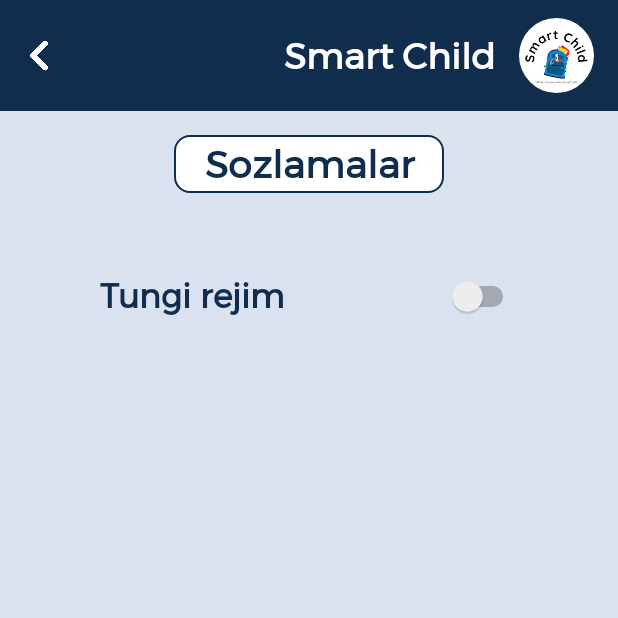
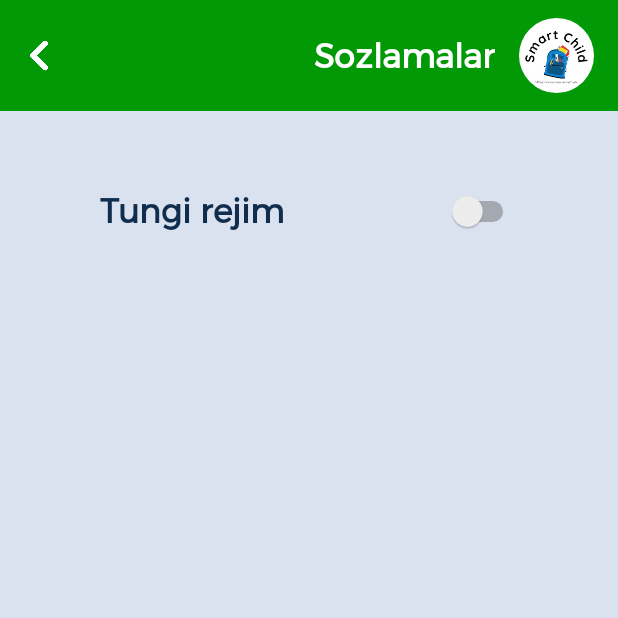
Before and after one commit to JasurbekRuzimov/SmartChild, an Android app: the Settings_activity screen opened directly, with no data from a screen before it, on a phone screen of 412 x 824 dp, the top half of it. Run offline under Robolectric (Android 15) with nearby library versions, the phone set to English and light mode, and no system bars; our stand-ins replace Firebase (no records; nobody signed in at launch, a user with empty details on screens opened directly); plain views replace RoundedImageView.

Commit message:
activity_settings.xml is changed.

```diff
--- a/app/src/main/res/layout/activity_settings.xml
+++ b/app/src/main/res/layout/activity_settings.xml
@@ -12,15 +12,12 @@
         android:id="@+id/constraintLayout"
         android:layout_width="match_parent"
         android:layout_height="74dp"
-        android:layout_marginBottom="24dp"
-        android:background="@color/primary"
+        android:background="@color/green1"
         android:orientation="vertical"
-        app:layout_constraintBottom_toTopOf="@+id/textView_sozlamalar"
         app:layout_constraintEnd_toEndOf="parent"
         app:layout_constraintHorizontal_bias="0.0"
         app:layout_constraintStart_toStartOf="parent"
         app:layout_constraintTop_toTopOf="parent"
-        app:layout_constraintVertical_bias="0.5"
         tools:ignore="MissingConstraints">
 
 
@@ -31,9 +28,9 @@
             android:layout_marginEnd="16dp"
             android:fontFamily="@font/montserrat"
             android:gravity="center"
-            android:text="@string/app_name"
+            android:text="Sozlamalar"
             android:textColor="@color/white"
-            android:textSize="24sp"
+            android:textSize="22sp"
             android:textStyle="bold"
             app:layout_constraintBottom_toBottomOf="@+id/roundedImageView"
             app:layout_constraintEnd_toStartOf="@+id/roundedImageView"
@@ -88,28 +85,11 @@
     </androidx.constraintlayout.widget.ConstraintLayout>
 
     <TextView
-        android:id="@+id/textView_sozlamalar"
-        android:layout_width="wrap_content"
-        android:layout_height="wrap_content"
-        android:layout_marginTop="16dp"
-        android:background="@drawable/input_rectangle_background"
-        android:fontFamily="@font/montserrat"
-        android:text="   Sozlamalar   "
-        android:textAlignment="center"
-        android:textColor="@color/primary"
-        android:textSize="25sp"
-        android:textStyle="bold"
-        app:layout_constraintEnd_toEndOf="parent"
-        app:layout_constraintStart_toStartOf="parent"
-        app:layout_constraintTop_toBottomOf="@+id/constraintLayout"
-        tools:ignore="HardcodedText,MissingConstraints" />
-
-    <TextView
         android:id="@+id/textView3"
         android:layout_width="wrap_content"
         android:layout_height="wrap_content"
         android:layout_marginStart="60dp"
-        android:layout_marginTop="52dp"
+        android:layout_marginTop="50dp"
         android:fontFamily="@font/montserrat"
         android:text=" Tungi rejim "
         android:textAlignment="center"
@@ -117,7 +97,7 @@
         android:textSize="22sp"
         android:textStyle="bold"
         app:layout_constraintStart_toStartOf="parent"
-        app:layout_constraintTop_toBottomOf="@+id/textView_sozlamalar"
+        app:layout_constraintTop_toBottomOf="@+id/constraintLayout"
         tools:ignore="HardcodedText,MissingConstraints" />
 
     <Switch
```
